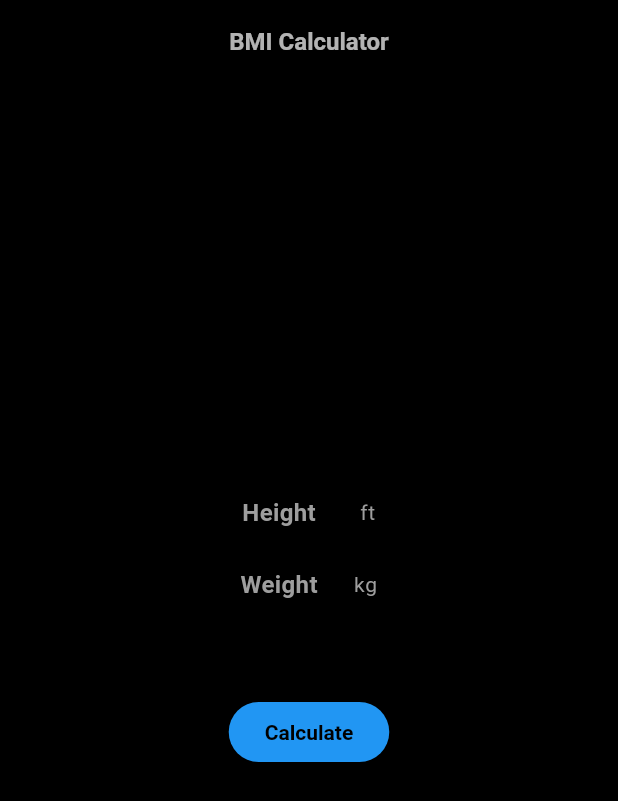
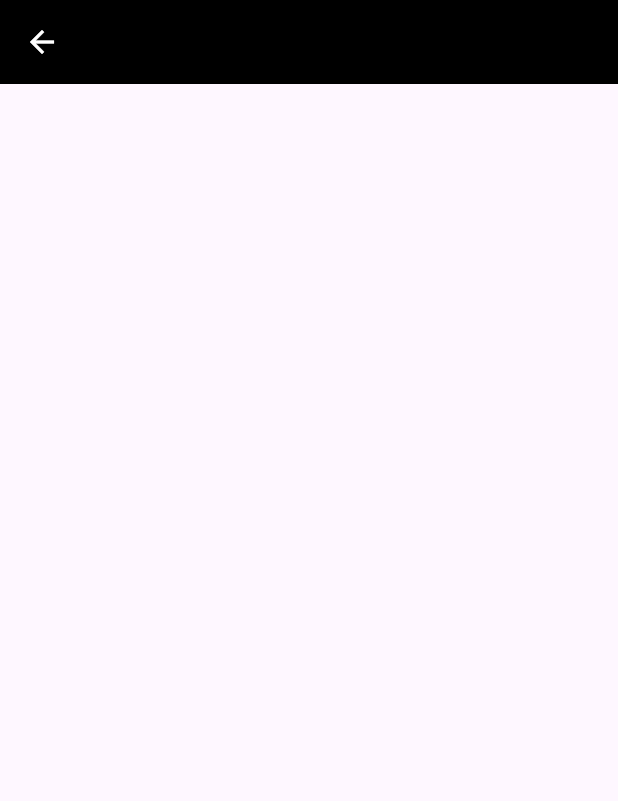
Before and after one commit to TheRealHex/bmi-calc-flutter, a Flutter app: the screen it shows after launch, after a tap on "Calculate", on a phone screen of 412 x 824 dp. Shown: the top 801 px of the screen. Run offline on Flutter 3.47's test engine with Material 3 defaults, Android fonts, the phone set to English and light mode, and no system bars.

Commit message:
Result page navigation

```diff
--- a/lib/screens/home.dart
+++ b/lib/screens/home.dart
@@ -1,3 +1,4 @@
+import 'package:bmi_calculator/screens/result.dart';
 import 'package:bmi_calculator/widgets/input.dart';
 import 'package:bmi_calculator/widgets/label.dart';
 import 'package:flutter/material.dart';
@@ -10,6 +11,7 @@ class Home extends StatelessWidget {
     return Scaffold(
       appBar: AppBar(
         backgroundColor: Colors.black,
+        foregroundColor: Colors.white,
         title: const Text('BMI Calculator'),
         centerTitle: true,
         titleTextStyle: const TextStyle(
@@ -30,6 +32,7 @@ class Home extends StatelessWidget {
                 Spacer(),
                 Label(text: 'Height'),
                 TextInputField(hint: 'ft'),
+                TextInputField(hint: 'inch'),
                 Spacer(),
               ],
             ),
@@ -49,7 +52,12 @@ class Home extends StatelessWidget {
                   backgroundColor: Colors.blue,
                   textStyle: const TextStyle(fontWeight: FontWeight.bold),
                 ),
-                onPressed: () {},
+                onPressed: () {
+                  Navigator.of(context).push(
+                    MaterialPageRoute(
+                        builder: (BuildContext context) => const Result()),
+                  );
+                },
                 child: const Text('Calculate'),
               ),
             ),
--- /dev/null
+++ b/lib/screens/result.dart
@@ -0,0 +1,12 @@
+import 'package:flutter/material.dart';
+
+class Result extends StatelessWidget {
+  const Result({super.key});
+
+  @override
+  Widget build(BuildContext context) {
+    return Scaffold(
+      appBar: AppBar(foregroundColor: Colors.white, backgroundColor: Colors.black,),
+    );
+  }
+}
```
